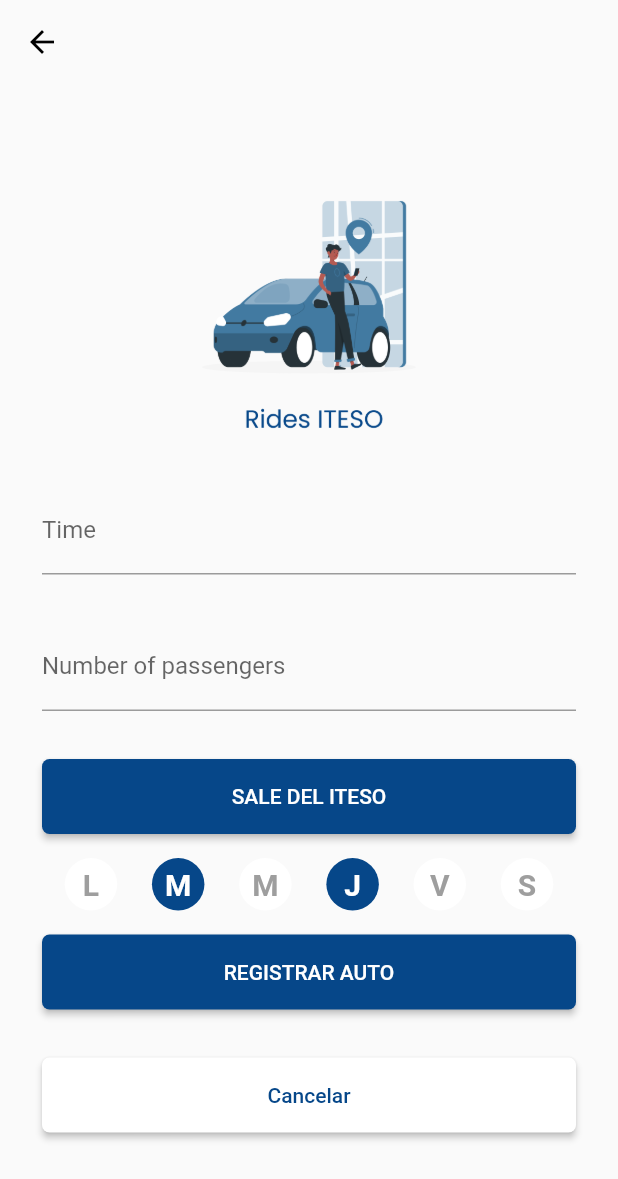
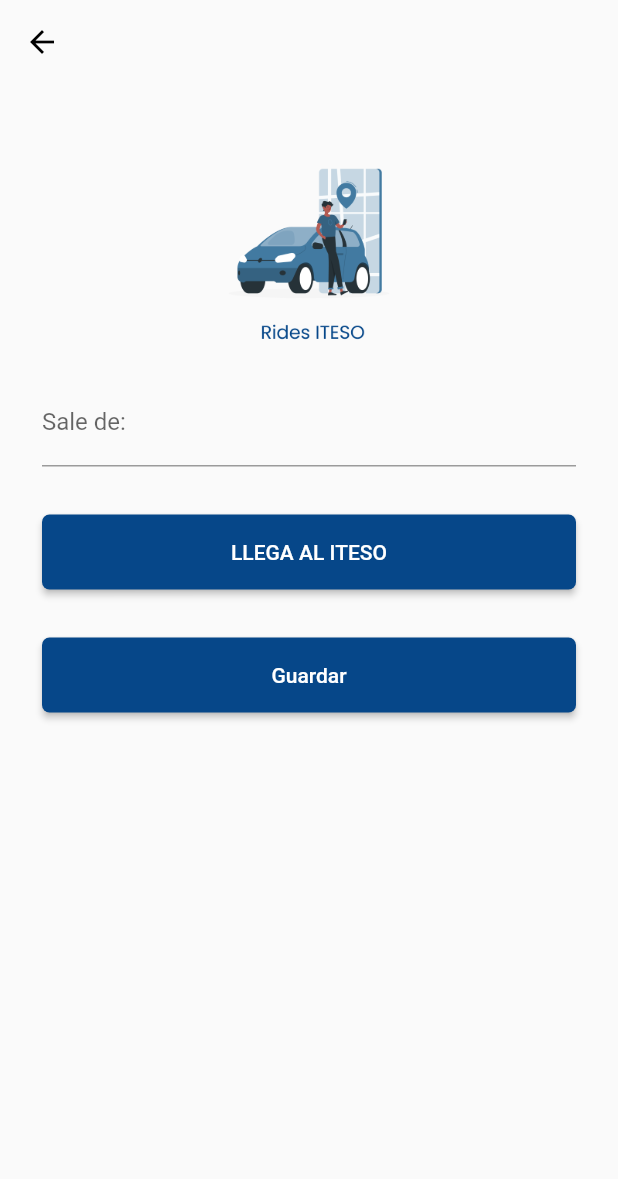
Before and after one commit to carlatalamantes/rides-iteso, a Flutter app: the RideRegisterPage screen opened directly, on a phone screen of 412 x 824 dp. Shown: the top 1179 px of the screen. Run offline on Flutter 3.47's test engine with Material 2 defaults, Android fonts, the phone set to English and light mode, and no system bars; our stand-ins replace bloc, cloud_firestore, equatable, firebase_auth, firebase_core, flutter_bloc and 1 more; missing offline and left inert: dart:ffi; accounts and stored records are empty.

Commit message:
changed register spot page

```diff
--- a/lib/ride_register/ride_register_page.dart
+++ b/lib/ride_register/ride_register_page.dart
@@ -2,10 +2,18 @@ import 'package:flutter/material.dart';
 import 'package:rides_iteso/components/base_ElevatedButton.dart';
 import 'package:rides_iteso/components/base_TextFormField.dart';
 
-class RideRegisterPage extends StatelessWidget {
+class RideRegisterPage extends StatefulWidget {
   RideRegisterPage({super.key});
-  var timeTextController = TextEditingController();
-  var passengersTextController = TextEditingController();
+
+  @override
+  State<RideRegisterPage> createState() => _RideRegisterPageState();
+}
+
+class _RideRegisterPageState extends State<RideRegisterPage> {
+  var arrivesTextController = TextEditingController();
+
+  var leavesArrivesVar = false;
+
   @override
   Widget build(BuildContext context) {
     return Scaffold(
@@ -20,42 +28,28 @@ class RideRegisterPage extends StatelessWidget {
           child: Column(
             children: [
               const Padding(
-                padding: EdgeInsets.symmetric(horizontal: 8, vertical: 16),
+                padding: EdgeInsets.symmetric(horizontal: 8, vertical: 5),
                 child: Image(
                   image: AssetImage('assets/images/logo_blue.png'),
-                  height: 200,
+                  height: 150,
                 ),
               ),
               base_TextFormField(
-                textController: timeTextController,
-                labelText: 'Time',
-              ),
-              base_TextFormField(
-                textController: passengersTextController,
-                labelText: 'Number of passengers',
+                textController: arrivesTextController,
+                labelText: (leavesArrivesVar)?'Llega a:':'Sale de:',
               ),
               base_ElevatedButton(
-                text: 'SALE DEL ITESO', //boton que cambia de color dependiendo
-                backgroundColor: const Color(0xFF064789),
-                onPressed: () {},
-              ),
-              Row(
-                mainAxisAlignment: MainAxisAlignment.spaceEvenly,
-                children: days(),
-              ),
-              base_ElevatedButton(
-                text: 'REGISTRAR AUTO',
+                text: (leavesArrivesVar)?'SALE DEL ITESO':'LLEGA AL ITESO', //boton que cambia de color dependiendo
                 backgroundColor: const Color(0xFF064789),
                 onPressed: () {
-                  registrarAutoButton(context);
+                  leavesArrives();
                 },
               ),
               base_ElevatedButton(
-                text: 'Cancelar',
-                backgroundColor: Colors.white,
-                textColor: const Color(0xFF064789),
+                text: 'Guardar', //boton que cambia de color dependiendo
+                backgroundColor: const Color(0xFF064789),
                 onPressed: () {
-                  cancelarButton(context);
+                  saveButton(context);
                 },
               ),
             ],
@@ -65,29 +59,19 @@ class RideRegisterPage extends StatelessWidget {
     );
   }
 
-  List<Widget> days() {
-    return [
-      _Buton(tag: "L", act: false, onTap: (){},),
-      _Buton(tag: "M", act: true, onTap: (){},),
-      _Buton(tag: "M", act: false, onTap: (){},),
-      _Buton(tag: "J", act: true, onTap: (){},),
-      _Buton(tag: "V", act: false, onTap: (){},),
-      _Buton(tag: "S", act: false, onTap: (){},)
-    ];
+  leavesArrives() {
+    print("leavesArrives");
+    setState(() {
+      leavesArrivesVar = !leavesArrivesVar;
+    });
   }
 
-
-  cancelarButton(BuildContext context) {
-    print("cacelar");
-    Navigator.pop(context);
-  }
-
-  registrarAutoButton(BuildContext context) {
+  saveButton(BuildContext context) {
     print("RegistrarAuto");
     Navigator.pop(context);
   }
 }
-
+/*
 class _Buton extends StatelessWidget {
   const _Buton({required this.tag, required this.act, required this.onTap});
   final String tag;
@@ -123,3 +107,17 @@ class _Buton extends StatelessWidget {
     );
   }
 }
+*/
+
+/*
+  List<Widget> days() {
+    return [
+      _Buton(tag: "L", act: false, onTap: (){},),
+      _Buton(tag: "M", act: true, onTap: (){},),
+      _Buton(tag: "M", act: false, onTap: (){},),
+      _Buton(tag: "J", act: true, onTap: (){},),
+      _Buton(tag: "V", act: false, onTap: (){},),
+      _Buton(tag: "S", act: false, onTap: (){},)
+    ];
+  }
+*/
```
